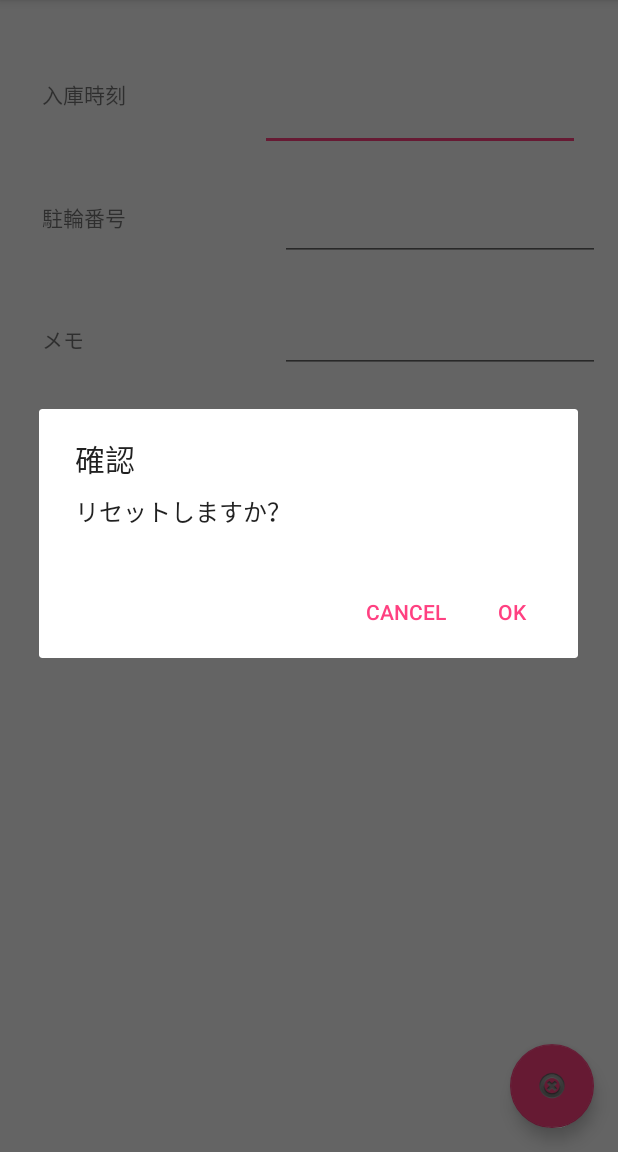
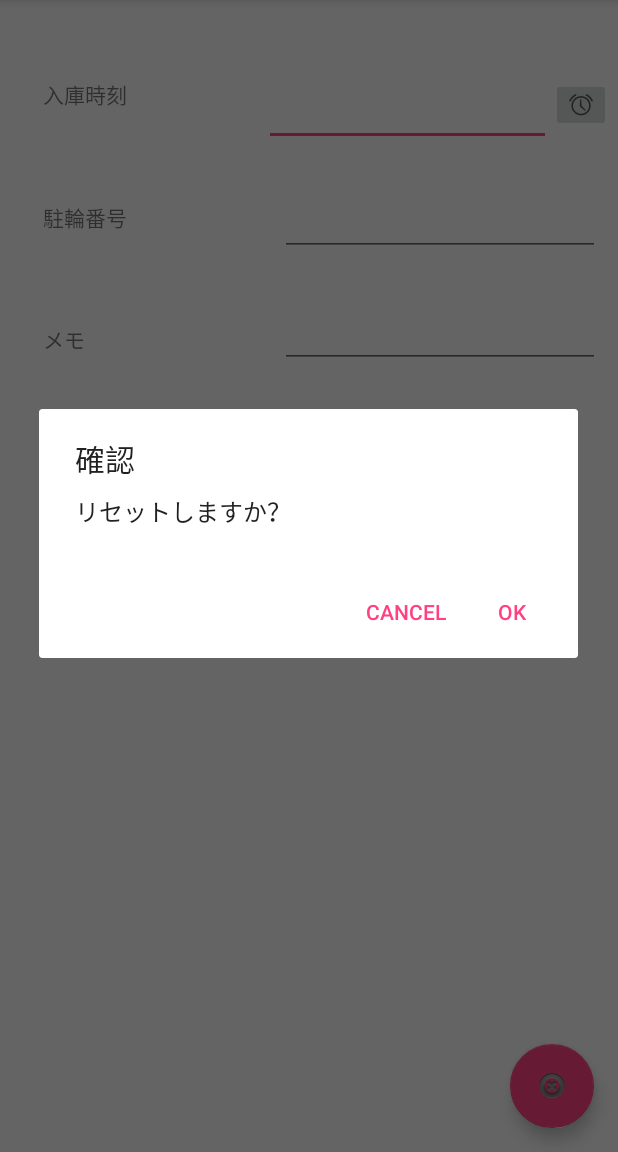
Before and after one commit to tanopanta/ChariDoco, an Android app: the screen it shows after launch (MainActivity), after a tap on an icon or button, on a phone screen of 412 x 824 dp, the part 84-1236 px from its top. Run offline under Robolectric (Android 15) with nearby library versions, the phone set to English and light mode, and no system bars.

Commit message:
時間設定ボタンを追加

```diff
--- a/app/src/main/java/com/example/tattata/charidoco/MainActivity.java
+++ b/app/src/main/java/com/example/tattata/charidoco/MainActivity.java
@@ -24,16 +24,18 @@ public class MainActivity extends AppCompatActivity implements TimePickerDialog.
         super.onCreate(savedInstanceState);
         setContentView(R.layout.activity_main);
         editTime = findViewById(R.id.editTime);
-        editTime.setOnClickListener(new View.OnClickListener() {
-            @Override
-            public void onClick(View view) {
-                TimeFragment timeFragment = new TimeFragment();
-                timeFragment.show(getSupportFragmentManager(), "timePicker");
-            }
-        });
         editParkingID = findViewById(R.id.editParkingID);
         editMemo = findViewById(R.id.editMemo);
         loadData();
+
+        findViewById(R.id.buttonTimeEdit)
+                .setOnClickListener(new View.OnClickListener() {
+                    @Override
+                    public void onClick(View view) {
+                        TimeFragment timeFragment = new TimeFragment();
+                        timeFragment.show(getSupportFragmentManager(), "timePicker");
+                    }
+                });
 
         FloatingActionButton fab = findViewById(R.id.floatingActionButton);
         fab.setOnClickListener(new View.OnClickListener() {
--- a/app/src/main/res/layout/activity_main.xml
+++ b/app/src/main/res/layout/activity_main.xml
@@ -9,10 +9,10 @@
 
     <EditText
         android:id="@+id/editTime"
-        android:layout_width="wrap_content"
+        android:layout_width="191dp"
         android:layout_height="wrap_content"
-        android:layout_marginEnd="13dp"
-        android:layout_marginTop="55dp"
+        android:layout_marginEnd="32dp"
+        android:layout_marginTop="52dp"
         android:ems="10"
         android:inputType="none|time"
         app:layout_constraintEnd_toEndOf="parent"
@@ -88,4 +88,13 @@
         app:layout_constraintEnd_toEndOf="parent"
         app:srcCompat="@android:drawable/ic_notification_clear_all" />
 
+    <ImageButton
+        android:id="@+id/buttonTimeEdit"
+        android:layout_width="wrap_content"
+        android:layout_height="wrap_content"
+        android:layout_marginTop="52dp"
+        app:layout_constraintStart_toEndOf="@+id/editTime"
+        app:layout_constraintTop_toTopOf="parent"
+        app:srcCompat="@android:drawable/ic_lock_idle_alarm" />
+
 </android.support.constraint.ConstraintLayout>
```
